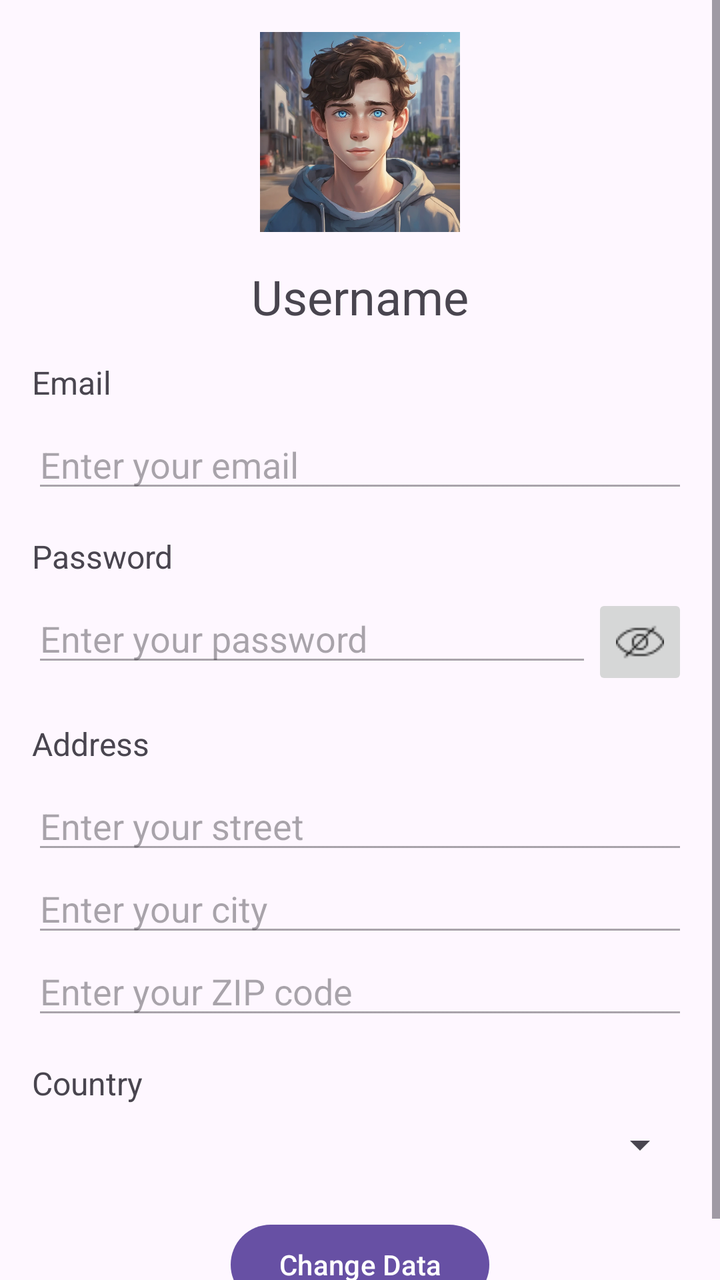
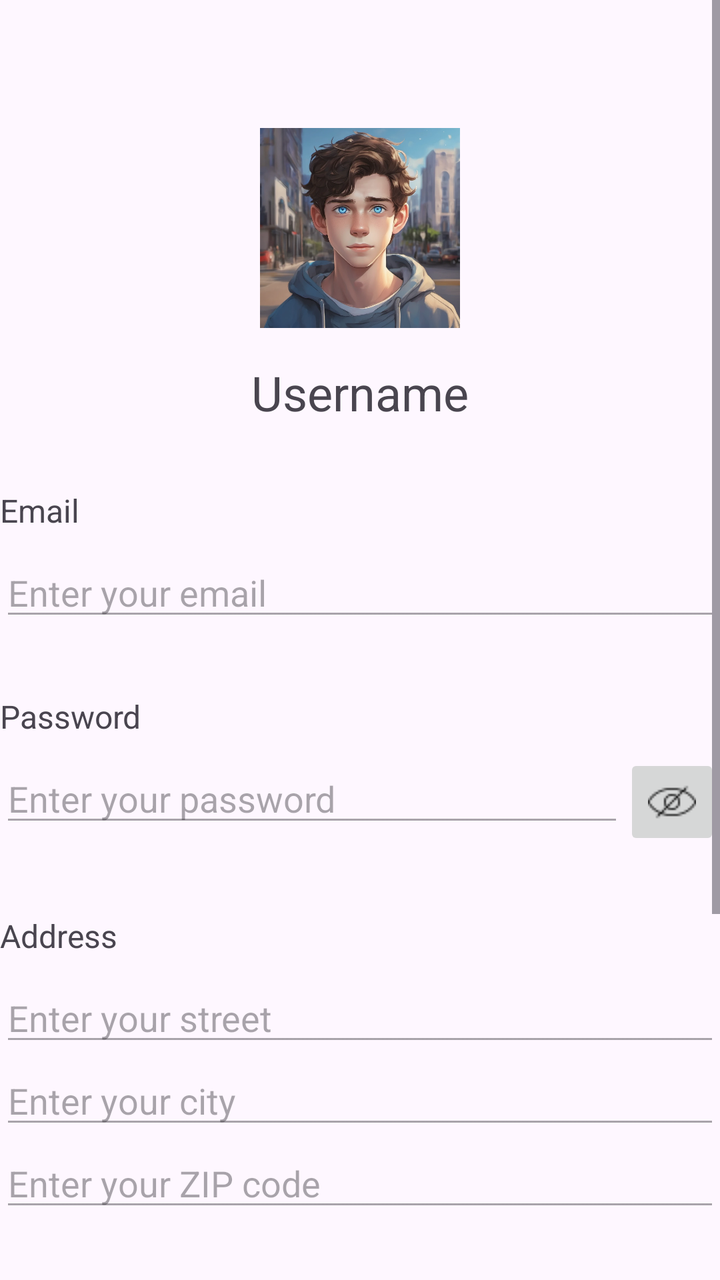

Two renders of the same Android screen: before a commit and after it. Below are the layout's source before the change and the commit's diff.
<!-- AndroidManifest.xml: application theme Theme.DailyKind -->
<!-- res/layout/fragment_profile.xml -->
<?xml version="1.0" encoding="utf-8"?>
<ScrollView xmlns:android="http://schemas.android.com/apk/res/android"
    android:layout_width="match_parent"
    android:layout_height="match_parent">

    <LinearLayout
        android:layout_width="match_parent"
        android:layout_height="wrap_content"
        android:orientation="vertical"
        android:padding="16dp">

        
        <ImageView
            android:id="@+id/profile_image"
            android:layout_width="100dp"
            android:layout_height="100dp"
            android:layout_gravity="center"
            android:src="@drawable/profilepic1"
            android:contentDescription="Profile Picture"
            android:scaleType="centerCrop"
            android:layout_marginBottom="16dp"/>

        
        <TextView
            android:id="@+id/username"
            android:layout_width="wrap_content"
            android:layout_height="wrap_content"
            android:text="Username"
            android:textSize="24sp"
            android:layout_gravity="center"
            android:layout_marginBottom="16dp"/>

        
        <TextView
            android:layout_width="wrap_content"
            android:layout_height="wrap_content"
            android:text="Email"
            android:textSize="16sp"
            android:layout_marginBottom="8dp"/>
        <EditText
            android:id="@+id/email"
            android:layout_width="match_parent"
            android:layout_height="wrap_content"
            android:inputType="textEmailAddress"
            android:hint="Enter your email"
            android:enabled="false"/>

        
        <TextView
            android:layout_width="wrap_content"
            android:layout_height="wrap_content"
            android:text="Password"
            android:textSize="16sp"
            android:layout_marginTop="16dp"
            android:layout_marginBottom="8dp"/>
        <LinearLayout
            android:layout_width="match_parent"
            android:layout_height="wrap_content"
            android:orientation="horizontal">
            <EditText
                android:id="@+id/password"
                android:layout_width="0dp"
                android:layout_height="wrap_content"
                android:layout_weight="1"
                android:inputType="textPassword"
                android:hint="Enter your password"
                android:enabled="false"/>
            <ImageButton
                android:id="@+id/toggle_password_visibility"
                android:layout_width="48dp"
                android:layout_height="48dp"
                android:src="@drawable/invisible_eye"
                android:contentDescription="Toggle Password Visibility"
                android:enabled="false"/>
        </LinearLayout>

        
        <TextView
            android:layout_width="wrap_content"
            android:layout_height="wrap_content"
            android:text="Address"
            android:textSize="16sp"
            android:layout_marginTop="16dp"
            android:layout_marginBottom="8dp"/>

        
        <EditText
            android:id="@+id/street"
            android:layout_width="match_parent"
            android:layout_height="wrap_content"
            android:hint="Enter your street"
            android:enabled="false"/>

        
        <EditText
            android:id="@+id/city"
            android:layout_width="match_parent"
            android:layout_height="wrap_content"
            android:hint="Enter your city"
            android:enabled="false"/>

        
        <EditText
            android:id="@+id/zip_code"
            android:layout_width="match_parent"
            android:layout_height="wrap_content"
            android:hint="Enter your ZIP code"
            android:enabled="false"/>

        
        <TextView
            android:layout_width="wrap_content"
            android:layout_height="wrap_content"
            android:text="Country"
            android:textSize="16sp"
            android:layout_marginTop="16dp"
            android:layout_marginBottom="8dp"/>
        <Spinner
            android:id="@+id/country_picker"
            android:layout_width="match_parent"
            android:layout_height="wrap_content"
            android:enabled="false"/>

        
        <Button
            android:id="@+id/edit_button"
            android:layout_width="wrap_content"
            android:layout_height="wrap_content"
            android:text="Change Data"
            android:layout_gravity="center"
            android:layout_marginTop="24dp"/>
    </LinearLayout>
</ScrollView>
<!-- resources referenced by this layout -->
<resources>
  <!-- drawable invisible_eye: png bitmap (drawable, 495 bytes) -->
  <!-- drawable profilepic1: webp bitmap (drawable, 95612 bytes) -->
  <style name="Theme.DailyKind" parent="Base.Theme.DailyKind" />
  <style name="Base.Theme.DailyKind" parent="Theme.Material3.DayNight.NoActionBar">
          
          
      </style>
</resources>

<!-- the commit's change to res/layout/fragment_profile.xml (unified diff, before → after) -->
@@ -7,7 +7,8 @@
         android:layout_width="match_parent"
         android:layout_height="wrap_content"
         android:orientation="vertical"
-        android:padding="16dp">
+        android:paddingTop="64dp"
+        android:paddingBottom="128dp">
 
         
         <ImageView
@@ -28,7 +29,7 @@
             android:text="Username"
             android:textSize="24sp"
             android:layout_gravity="center"
-            android:layout_marginBottom="16dp"/>
+            android:layout_marginBottom="32dp"/>
 
         
         <TextView
@@ -51,7 +52,7 @@
             android:layout_height="wrap_content"
             android:text="Password"
             android:textSize="16sp"
-            android:layout_marginTop="16dp"
+            android:layout_marginTop="32dp"
             android:layout_marginBottom="8dp"/>
         <LinearLayout
             android:layout_width="match_parent"
@@ -80,7 +81,7 @@
             android:layout_height="wrap_content"
             android:text="Address"
             android:textSize="16sp"
-            android:layout_marginTop="16dp"
+            android:layout_marginTop="32dp"
             android:layout_marginBottom="8dp"/>
 
         
@@ -113,7 +114,7 @@
             android:layout_height="wrap_content"
             android:text="Country"
             android:textSize="16sp"
-            android:layout_marginTop="16dp"
+            android:layout_marginTop="32dp"
             android:layout_marginBottom="8dp"/>
         <Spinner
             android:id="@+id/country_picker"
